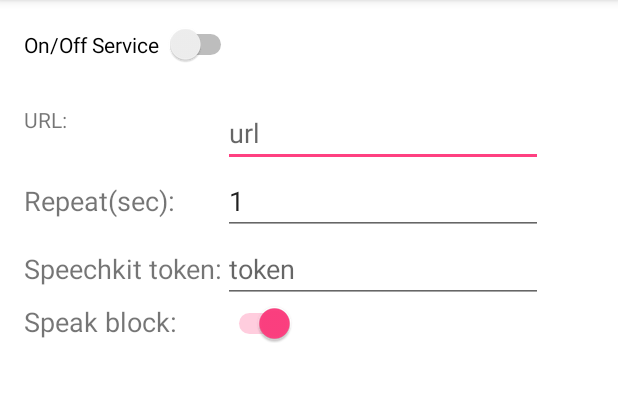
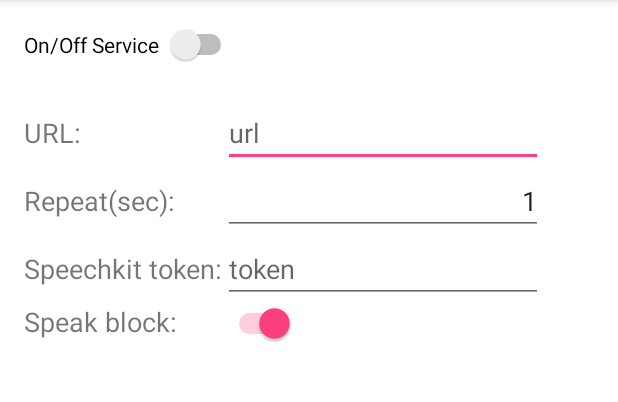
Before and after one commit to rchekalov/govorillo, an Android app: the screen it shows after launch (MainActivity), on a phone screen of 412 x 824 dp, the part 84-486 px from its top. Run offline under Robolectric (Android 15) with nearby library versions, the phone set to English and light mode, and no system bars.

Commit message:
old changes, don’t remember

```diff
--- a/app/src/main/java/com/govorillo/govorillo/HTTPHelpers/SyncGet.java
+++ b/app/src/main/java/com/govorillo/govorillo/HTTPHelpers/SyncGet.java
@@ -1,4 +1,6 @@
 package com.govorillo.govorillo.HTTPHelpers;
+
+import com.govorillo.govorillo.Singleton;
 
 import java.io.BufferedReader;
 import java.io.InputStreamReader;
@@ -11,7 +13,7 @@ public class SyncGet {
 
     public static String sendGet(String url) throws Exception {
 
-        URL obj = new URL(url + "status");
+        URL obj = new URL(url + "status?client_id=" + Singleton.getInstance().getDeviceId());
         HttpURLConnection con = (HttpURLConnection) obj.openConnection();
 
         con.setRequestMethod("GET");
--- a/app/src/main/java/com/govorillo/govorillo/Recognition/GovorilloListener.java
+++ b/app/src/main/java/com/govorillo/govorillo/Recognition/GovorilloListener.java
@@ -1,10 +1,8 @@
 package com.govorillo.govorillo.Recognition;
 
-import android.os.AsyncTask;
 import android.util.Log;
 
 import com.govorillo.govorillo.HTTPHelpers.AsyncPost;
-import com.govorillo.govorillo.Singleton;
 
 import ru.yandex.speechkit.Error;
 import ru.yandex.speechkit.Recognition;
@@ -48,14 +46,13 @@ public class GovorilloListener implements RecognizerListener {
     public void onPartialResults(Recognizer recognizer, Recognition recognition, boolean b) {
         Log.d(LOG_TAG, "PartialRESULT");
         Log.d(LOG_TAG, recognition.getBestResultText());
-        AsyncTask<String, Void, String> execute = new AsyncPost(this).execute(Singleton.getInstance().getUrl()+ "listen", recognition.getBestResultText());
+        new AsyncPost(this).execute(recognition.getBestResultText());
     }
 
     @Override
     public void onRecognitionDone(Recognizer recognizer, Recognition recognition) {
         Log.d(LOG_TAG, "RESULT");
         Log.d(LOG_TAG, recognition.getBestResultText());
-        AsyncTask<String, Void, String> execute = new AsyncPost(this).execute(Singleton.getInstance().getUrl()+ "listen", recognition.getBestResultText());
     }
 
     @Override
--- a/app/src/main/java/com/govorillo/govorillo/Service/MediaPlayerService.java
+++ b/app/src/main/java/com/govorillo/govorillo/Service/MediaPlayerService.java
@@ -11,6 +11,7 @@ import java.io.IOException;
 
 public class MediaPlayerService extends Service implements MediaPlayer.OnPreparedListener {
     MediaPlayer mediaPlayer = null;
+    private String LOG_TAG = "govorillo_debug";
 
     public MediaPlayerService() {
     }
@@ -19,7 +20,6 @@ public class MediaPlayerService extends Service implements MediaPlayer.OnPrepare
     public IBinder onBind(Intent intent) {
         throw new UnsupportedOperationException("Not yet implemented");
     }
-
 
     public int onStartCommand(Intent intent, int flags, int startId) {
         killMediaPlayer();
--- a/app/src/main/res/layout/activity_main.xml
+++ b/app/src/main/res/layout/activity_main.xml
@@ -33,7 +33,9 @@
                 android:text="URL:"
                 android:layout_width="wrap_content"
                 android:layout_height="wrap_content"
-                android:id="@+id/textView"/>
+                android:id="@+id/textView"
+                android:textSize="18sp"
+                android:layout_marginTop="10dp" />
 
             <EditText
                 android:layout_width="wrap_content"
@@ -55,7 +57,7 @@
                 android:layout_width="wrap_content"
                 android:id="@+id/textView2"
                 android:textSize="18sp"
-                android:layout_height="65px" />
+                android:layout_height="wrap_content" />
 
             <EditText
                 android:layout_height="wrap_content"
@@ -64,7 +66,8 @@
                 android:id="@+id/editSec"
                 android:hint="sleep(sec)"
                 android:layout_width="200px"
-                android:text="1"/>
+                android:text="1"
+                android:textAlignment="viewEnd" />
         </TableRow>
 
         <TableRow
```
Also changed, not shown: app/src/main/java/com/govorillo/govorillo/HTTPHelpers/AsyncPost.java (+4 -4 lines), app/src/main/java/com/govorillo/govorillo/Service/HTTPPullService.java (+23 -9 lines).
